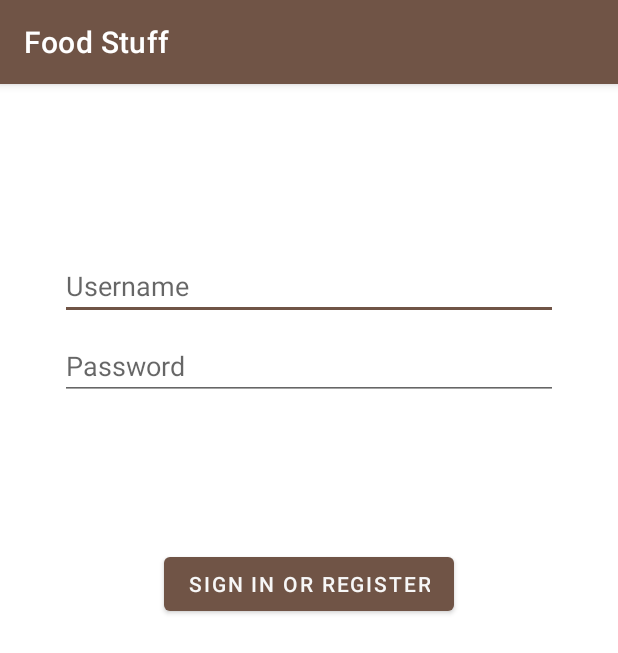
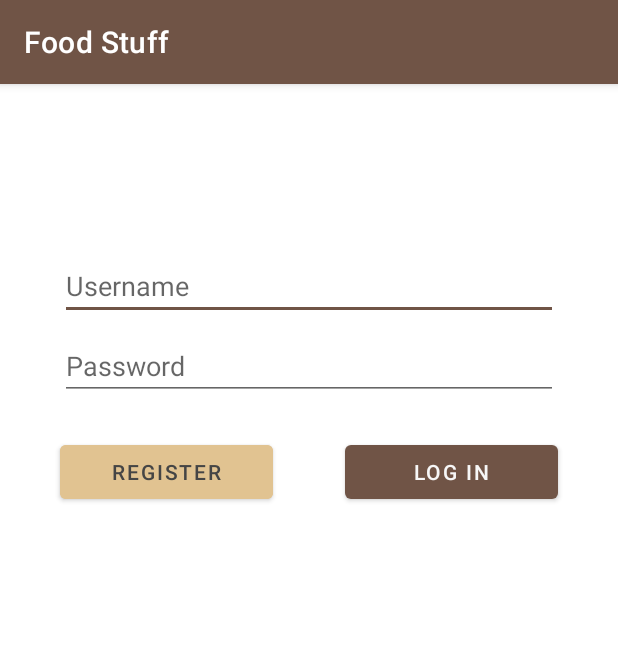
Before and after one commit to Jorgeelalto/mds-2021, an Android app: the screen it shows after launch (LoginActivity), on a phone screen of 412 x 824 dp. Shown: the top 653 px of the screen. Run offline under Robolectric (Android 15) with nearby library versions, the phone set to English and light mode, and no system bars; our stand-ins replace Firebase (no records; nobody signed in at launch, a user with empty details on screens opened directly).

Commit message:
Register

```diff
--- a/UIFragmentsJorge/app/src/main/java/com/uc3m/foodstuff/login/LoginActivity.kt
+++ b/UIFragmentsJorge/app/src/main/java/com/uc3m/foodstuff/login/LoginActivity.kt
@@ -17,15 +17,19 @@ class LoginActivity : AppCompatActivity() {
         val username = findViewById<EditText>(R.id.username)
         val password = findViewById<EditText>(R.id.password)
         val login = findViewById<Button>(R.id.login)
+        val register = findViewById<Button>(R.id.register)
         val loading = findViewById<ProgressBar>(R.id.loading)
 
         val loginManager = LoginManager(this)
 
-        login.isEnabled = true
         login.setOnClickListener {
             loading.visibility = View.VISIBLE
             loginManager.login(username.text.toString(), password.text.toString())
             loading.visibility = View.INVISIBLE
         }
+
+        register.setOnClickListener {
+            loginManager.register(username.text.toString(), password.text.toString())
+        }
     }
 }
--- a/UIFragmentsJorge/app/src/main/res/layout/activity_login.xml
+++ b/UIFragmentsJorge/app/src/main/res/layout/activity_login.xml
@@ -33,7 +33,7 @@
         android:layout_marginTop="8dp"
         android:layout_marginEnd="24dp"
         android:hint="@string/prompt_password"
-        android:imeActionLabel="@string/action_sign_in_short"
+        android:imeActionLabel="@string/action_login"
         android:imeOptions="actionDone"
         android:inputType="textPassword"
         android:selectAllOnFocus="true"
@@ -41,22 +41,63 @@
         app:layout_constraintStart_toStartOf="parent"
         app:layout_constraintTop_toBottomOf="@+id/username" />
 
-    <Button
+    <!--<Button
         android:id="@+id/login"
         android:layout_width="wrap_content"
         android:layout_height="wrap_content"
-        android:layout_gravity="start"
-        android:layout_marginStart="48dp"
+        app:layout_constraintTop_toBottomOf="@id/password"
+        app:layout_constraintStart_toStartOf="parent"
+        android:layout_marginHorizontal="16dp"
+        app:layout_constraintVertical_bias="0.2" />
+
+    <Button
+        android:id="@+id/register"
+        android:layout_width="wrap_content"
+        android:layout_height="wrap_content"
+        app:layout_constraintTop_toBottomOf="@id/password"
+        app:layout_constraintStart_toEndOf="@id/login"
+        android:gravity="end"
+        app:layout_constraintEnd_toEndOf="parent"/>-->
+    <Button
+        android:layout_width="0dp"
+        android:layout_height="wrap_content"
+        android:id="@+id/register"
+        android:text="@string/action_register"
+        app:layout_constraintLeft_toLeftOf="parent"
+        app:layout_constraintRight_toLeftOf="@+id/guideline"
+        app:layout_constraintTop_toBottomOf="@id/password"
+        android:layout_margin="24dp"
+        android:backgroundTint="@color/main_3"
+        android:textColor="@color/gray2"
+        />
+
+    <androidx.constraintlayout.widget.Guideline
+        android:id="@+id/guideline"
+        android:layout_width="wrap_content"
+        android:layout_height="match_parent"
+        android:orientation="vertical"
+        app:layout_constraintGuide_percent="0.5" />
+
+    <Button
+        android:layout_width="0dp"
+        android:layout_height="wrap_content"
+        android:id="@+id/login"
+        android:text="@string/action_login"
+        app:layout_constraintRight_toRightOf="parent"
+        app:layout_constraintLeft_toRightOf="@+id/guideline"
+        app:layout_constraintTop_toBottomOf="@id/password"
+        android:layout_margin="24dp"
+        />
+
+<!--        android:layout_gravity="start"
         android:layout_marginTop="16dp"
-        android:layout_marginEnd="48dp"
         android:layout_marginBottom="64dp"
-        android:enabled="false"
-        android:text="@string/action_sign_in"
+        android:text="@string/action_login"
         app:layout_constraintBottom_toBottomOf="parent"
         app:layout_constraintEnd_toEndOf="parent"
-        app:layout_constraintStart_toStartOf="parent"
-        app:layout_constraintTop_toBottomOf="@+id/password"
-        app:layout_constraintVertical_bias="0.2" />
+        app:layout_constraintStart_toStartOf="parent"-->
+
+
 
     <ProgressBar
         android:id="@+id/loading"
--- a/UIFragmentsJorge/app/src/main/res/layout/fragment_weekly.xml
+++ b/UIFragmentsJorge/app/src/main/res/layout/fragment_weekly.xml
@@ -16,7 +16,7 @@
         android:textSize="22sp"
         android:textColor="@color/gray2"
         app:layout_constraintTop_toTopOf="parent"
-        android:text="Here are some of the best recipes from this week."
+        android:text="Here are some recipes to get you started."
         />
 
     <androidx.recyclerview.widget.RecyclerView
--- a/UIFragmentsJorge/app/src/main/res/values/colors.xml
+++ b/UIFragmentsJorge/app/src/main/res/values/colors.xml
@@ -6,5 +6,6 @@
     <color name="black">#070707</color>
     <color name="gray1">#272727</color>
     <color name="gray2">#454545</color>
+    <color name="gray3">#636363</color>
     <color name="white">#F7F7F7</color>
 </resources>
--- a/UIFragmentsJorge/app/src/main/res/values/strings.xml
+++ b/UIFragmentsJorge/app/src/main/res/values/strings.xml
@@ -3,17 +3,16 @@
     <string name="title_profile">Profile</string>
     <string name="title_weekly">Weekly</string>
     <string name="title_search">Search</string>
-    <string name="title_activity_login">Sign in</string>
+    <string name="title_activity_login">Log in</string>
     <string name="prompt_email">Username</string>
     <string name="prompt_password">Password</string>
-    <string name="action_sign_in">Sign in or register</string>
-    <string name="action_sign_in_short">Sign in</string>
+    <string name="action_login">Log in</string>
     <string name="welcome">"Welcome!"</string>
     <string name="invalid_username">Not a valid username</string>
     <string name="invalid_password">Password must have more than 5 characters</string>
-    <string name="login_failed">"Login failed"</string>
     <string name="title_activity_new_recipe">New recipe</string>
     <!-- Strings used for fragments for navigation -->
     <string name="next">Next</string>
     <string name="previous">Previous</string>
+    <string name="action_register">Register</string>
 </resources>
```
Also changed, not shown: UIFragmentsJorge/app/src/main/java/com/uc3m/foodstuff/login/LoginManager.kt (+33 -8 lines).
